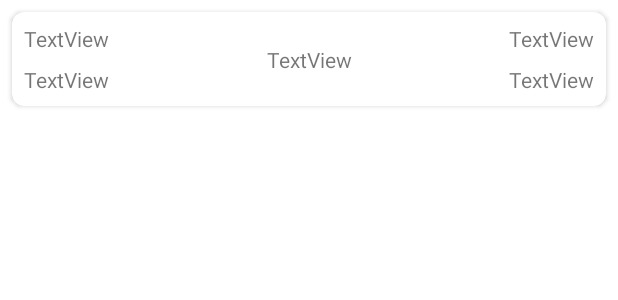
After one commit to sanskar10100/ServerDown, an Android app: the layout item_transaction_single.xml on its own in the app's theme, with its tools: preview values and no code run, on a phone screen of 412 x 824 dp. The commit adds this screen. Shown: the top 300 px of the screen. Run offline under Robolectric (Android 15) with nearby library versions, the phone set to English and light mode, and no system bars.

Commit message:
Transaction list adapter, layout and fragment completed

```diff
--- /dev/null
+++ b/app/src/main/res/layout/item_transaction_single.xml
@@ -0,0 +1,63 @@
+<?xml version="1.0" encoding="utf-8"?>
+<androidx.cardview.widget.CardView
+    xmlns:android="http://schemas.android.com/apk/res/android"
+    xmlns:app="http://schemas.android.com/apk/res-auto"
+    xmlns:tools="http://schemas.android.com/tools"
+    android:layout_width="match_parent"
+    android:layout_height="wrap_content"
+    android:layout_margin="8dp"
+    android:elevation="3dp"
+    app:cardCornerRadius="8dp"
+    app:contentPadding="8dp">
+
+    <androidx.constraintlayout.widget.ConstraintLayout
+        android:layout_width="match_parent"
+        android:layout_height="match_parent">
+
+        <TextView
+            android:id="@+id/textView_debit_account_name"
+            android:layout_width="wrap_content"
+            android:layout_height="wrap_content"
+            android:text="TextView"
+            app:layout_constraintStart_toStartOf="parent"
+            app:layout_constraintTop_toTopOf="parent" />
+
+        <TextView
+            android:id="@+id/textView_debit_account_number"
+            android:layout_width="wrap_content"
+            android:layout_height="wrap_content"
+            android:text="TextView"
+            app:layout_constraintTop_toBottomOf="@+id/textView_debit_account_name"
+            app:layout_constraintStart_toStartOf="parent"
+            android:layout_marginTop="8dp"/>
+
+        <TextView
+            android:id="@+id/textView_credit_account_number"
+            android:layout_width="wrap_content"
+            android:layout_height="wrap_content"
+            android:text="TextView"
+            app:layout_constraintEnd_toEndOf="parent"
+            app:layout_constraintTop_toTopOf="parent" />
+
+        <TextView
+            android:id="@+id/textView_credit_account_name"
+            android:layout_width="wrap_content"
+            android:layout_height="wrap_content"
+            android:text="TextView"
+            android:layout_marginTop="8dp"
+            app:layout_constraintEnd_toEndOf="parent"
+            app:layout_constraintTop_toBottomOf="@+id/textView_credit_account_number" />
+
+        <TextView
+            android:id="@+id/textView_transfer_amount"
+            android:layout_width="wrap_content"
+            android:layout_height="wrap_content"
+            android:text="TextView"
+            app:layout_constraintStart_toStartOf="parent"
+            app:layout_constraintEnd_toEndOf="parent"
+            app:layout_constraintBottom_toBottomOf="parent"
+            app:layout_constraintTop_toTopOf="parent"
+            tools:layout_editor_absoluteX="141dp" />
+    </androidx.constraintlayout.widget.ConstraintLayout>
+
+</androidx.cardview.widget.CardView>
```
Also changed, not shown: app/src/main/java/io/sanskar/serverdown/TransactionListFragment.java (+10 -1 lines), app/src/main/java/io/sanskar/serverdown/adapters/TransactionListAdapter.java (added, +65 -0 lines), app/src/main/java/io/sanskar/serverdown/data/Transaction.java (+8 -0 lines), app/src/main/res/layout/fragment_transaction_list.xml (added, +13 -0 lines).
